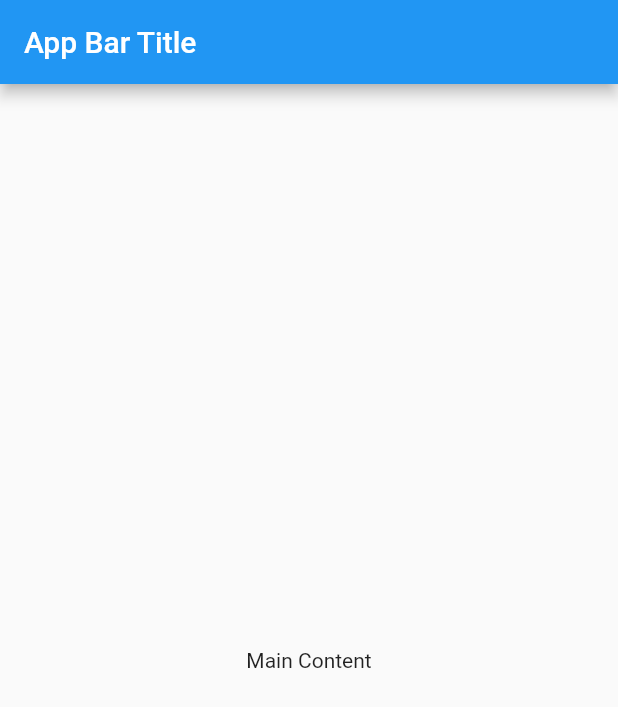
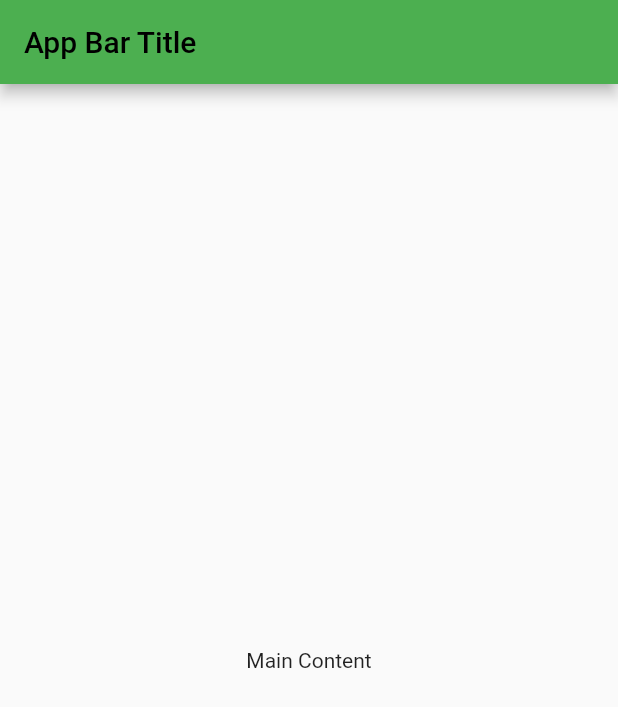
Before and after one commit to andrewchuev/flutter_boilerplate, a Flutter app: the screen it shows after launch, on a phone screen of 412 x 824 dp. Shown: the top 707 px of the screen. Run offline on Flutter 3.47's test engine with Material 2 defaults, Android fonts, the phone set to English and light mode, and no system bars; our stand-ins replace adaptive_theme.

Commit message:
Add themes support

```diff
--- a/lib/main.dart
+++ b/lib/main.dart
@@ -1,4 +1,6 @@
+import 'package:adaptive_theme/adaptive_theme.dart';
 import 'package:flutter/material.dart';
+import 'package:flutter_boilerplate/themes.dart';
 import 'package:flutter_localizations/flutter_localizations.dart';
 import 'generated/l10n.dart';
 
@@ -11,7 +13,14 @@ class App extends StatelessWidget {
 
   @override
   Widget build(BuildContext context) {
-    return MaterialApp(
+    return AdaptiveTheme(
+      light: kLightTheme,
+      dark: kDarkTheme,
+      initial: AdaptiveThemeMode.light,
+      builder: (light, dark) => MaterialApp(
+        debugShowCheckedModeBanner: false,
+        theme: light,
+        darkTheme: dark,
         localizationsDelegates: [
           S.delegate,
           GlobalMaterialLocalizations.delegate,
@@ -19,14 +28,21 @@ class App extends StatelessWidget {
           GlobalCupertinoLocalizations.delegate,
         ],
         supportedLocales: S.delegate.supportedLocales,
+        title: 'Adaptive Theme Demo',
         home: Home(),
+      ),
     );
   }
 }
 
-class Home extends StatelessWidget {
+class Home extends StatefulWidget {
   const Home({Key? key}) : super(key: key);
 
+  @override
+  _HomeState createState() => _HomeState();
+}
+
+class _HomeState extends State<Home> {
   @override
   Widget build(BuildContext context) {
     return Scaffold(
--- /dev/null
+++ b/lib/themes.dart
@@ -0,0 +1,13 @@
+import 'package:flutter/material.dart';
+
+final kLightTheme = ThemeData.light().copyWith(
+    brightness: Brightness.dark,
+    accentColor: Colors.amber,
+    primaryColor: Colors.black,
+    appBarTheme: AppBarTheme(color: Colors.green));
+
+final kDarkTheme = ThemeData.dark().copyWith(
+    brightness: Brightness.light,
+    accentColor: Colors.amber,
+    primaryColor: Colors.white,
+    appBarTheme: AppBarTheme(color: Colors.black));
--- a/pubspec.yaml
+++ b/pubspec.yaml
@@ -26,6 +26,7 @@ dependencies:
   flutter_localizations:
     sdk: flutter
   intl: ^0.17.0
+  adaptive_theme: ^2.2.0
 
 
   # The following adds the Cupertino Icons font to your application.
```
Also changed, not shown: pubspec.lock. Lines whose indentation alone changed are shown as unchanged.
